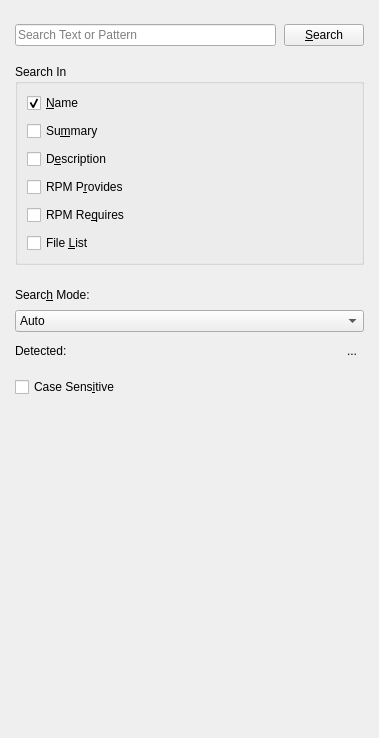
Qt form src/search-filter-view.ui (shundhammer/myrlyn) before a commit.
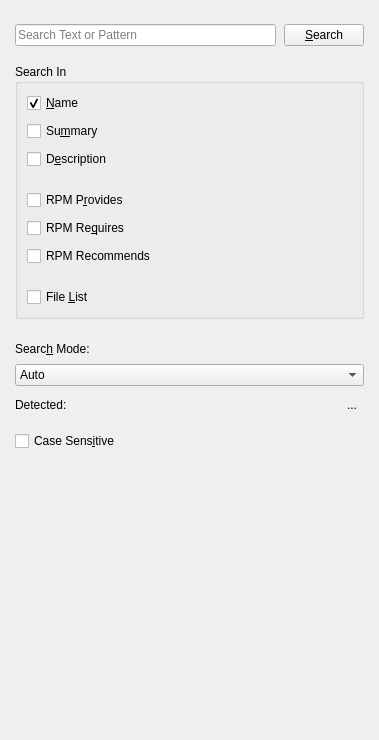
The same form after that commit. Icons and pictures are not drawn.

Commit message: Support searching in RPM recommends, too

Diff of the .ui file:
```diff
--- a/src/search-filter-view.ui
+++ b/src/search-filter-view.ui
@@ -7,7 +7,7 @@
     <x>0</x>
     <y>0</y>
     <width>379</width>
-    <height>738</height>
+    <height>740</height>
    </rect>
   </property>
   <property name="windowTitle">
@@ -105,6 +105,22 @@
         </property>
        </widget>
       </item>
+      <item>
+       <spacer name="searchFieldsSpacer1">
+        <property name="orientation">
+         <enum>Qt::Orientation::Vertical</enum>
+        </property>
+        <property name="sizeType">
+         <enum>QSizePolicy::Policy::Fixed</enum>
+        </property>
+        <property name="sizeHint" stdset="0">
+         <size>
+          <width>20</width>
+          <height>13</height>
+         </size>
+        </property>
+       </spacer>
+      </item>
       <item>
        <widget class="QCheckBox" name="searchInProvides">
         <property name="text">
@@ -119,6 +135,29 @@
         </property>
        </widget>
       </item>
+      <item>
+       <widget class="QCheckBox" name="searchInRecommends">
+        <property name="text">
+         <string>RPM Recommends</string>
+        </property>
+       </widget>
+      </item>
+      <item>
+       <spacer name="searchFieldsSpacer2">
+        <property name="orientation">
+         <enum>Qt::Orientation::Vertical</enum>
+        </property>
+        <property name="sizeType">
+         <enum>QSizePolicy::Policy::Fixed</enum>
+        </property>
+        <property name="sizeHint" stdset="0">
+         <size>
+          <width>20</width>
+          <height>13</height>
+         </size>
+        </property>
+       </spacer>
+      </item>
       <item>
        <widget class="QCheckBox" name="searchInFileList">
         <property name="text">
```
The commit also changes 3 other files.
